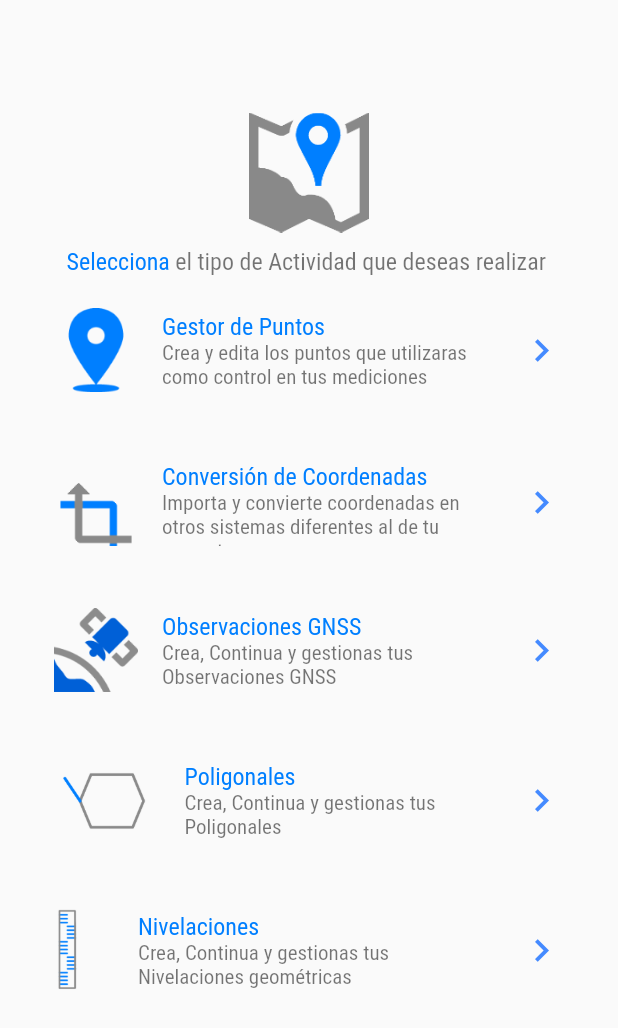
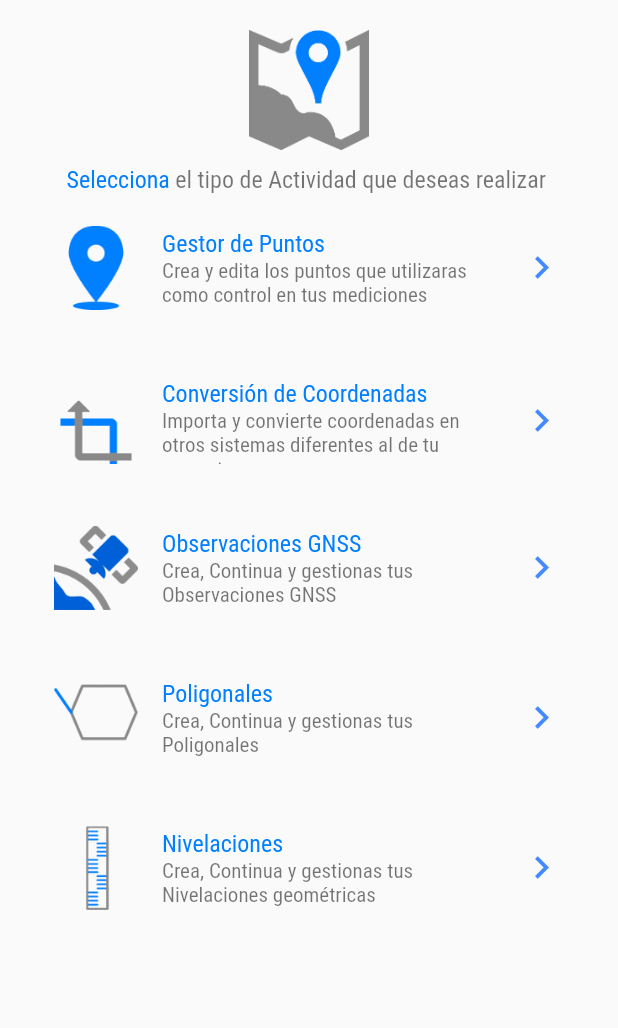
Before and after one commit to rfabians/measurebookapp_dart_flutter, a Flutter app: the MenuPrincipalMB screen opened directly, on a phone screen of 412 x 824 dp. Shown: the top 1028 px of the screen. Run offline on Flutter 3.47's test engine with Material 2 defaults, Android fonts, the phone set to English and light mode, and no system bars; our stand-ins replace flare_flutter, flutter_map, flutter_swiper, google_sign_in, latlong, sqflite; missing offline and left inert: dart:html, flutter_map_marker_cluster, user_location; accounts and stored records are empty.

Commit message:
Ajustes Generales Varios Widgets

```diff
--- a/lib/pages/menuPrincipal.dart
+++ b/lib/pages/menuPrincipal.dart
@@ -19,7 +19,7 @@ class _MenuPrincipalMBState extends State<MenuPrincipalMB> {
         child: Container(
           child: Column(
           children: <Widget>[
-            SizedBox(height: 75.0),
+            SizedBox(height: 20.0),
             Center(
               child: Image.asset('assets/images/measure.png', height: 80.0,),
             ),
@@ -128,7 +128,7 @@ class _MenuPrincipalMBState extends State<MenuPrincipalMB> {
               child: ListView(
                 children: <Widget>[
                   ListTile(
-                    leading: Image.asset('assets/images/poligonal.png'),
+                    leading: Image.asset('assets/images/poligonal_.png'),
                     title: Text('Poligonales',style: TextStyle(
                     fontFamily: 'Roboto',
                     fontSize: 16.0,
@@ -155,7 +155,7 @@ class _MenuPrincipalMBState extends State<MenuPrincipalMB> {
               child: ListView(
                 children: <Widget>[
                   ListTile(
-                    leading: Image.asset('assets/images/nivelacion.png'),
+                    leading: Image.asset('assets/images/nivelacion_.png'),
                     title: Text('Nivelaciones',style: TextStyle(
                     fontFamily: 'Roboto',
                     fontSize: 16.0,
--- a/lib/pages/proyecto_nuevo.dart
+++ b/lib/pages/proyecto_nuevo.dart
@@ -211,7 +211,7 @@ class _NuevoProyectoState extends State<NuevoProyecto> {
                         child: ListTile(
                           title: Text(listaDepartamentos.NOMBRE, style: TextStyle(
                             color: Colors.black54,
-                            fontSize: 14.0
+                            fontSize: 16.0
                           ),),
                         trailing: Row(
                           mainAxisSize: MainAxisSize.min,
--- a/lib/pages/redPasivaIGAC.dart
+++ b/lib/pages/redPasivaIGAC.dart
@@ -120,8 +120,8 @@ class _RedPasivaIgacState extends State<RedPasivaIgac> {
             return  Scaffold(
             body: FlutterMap(
             options: MapOptions(
-            center: LatLng(0, 0),
-            zoom: 15,
+            center: LatLng(4.5970903, -74.0656485),
+            zoom: 17,
             plugins: [
              UserLocationPlugin(),
              MarkerClusterPlugin(),
--- a/lib/pages/seleccionSistemaCoordenadas.dart
+++ b/lib/pages/seleccionSistemaCoordenadas.dart
@@ -284,7 +284,7 @@ class _SeleccionSistemaCoordendasState extends State<SeleccionSistemaCoordendas>
                                                    )
                                                    ],
                                                    ),
-                        ),
+                                                  ),
                                                  ),
                                                  ));
                                                  }
```
Also changed, not shown: lib/main.dart (+34 -8 lines), assets/images/nivelacion.png (deleted), assets/images/nivelacion_.png (added), assets/images/poligonal.png (deleted), assets/images/poligonal_.png (added).
